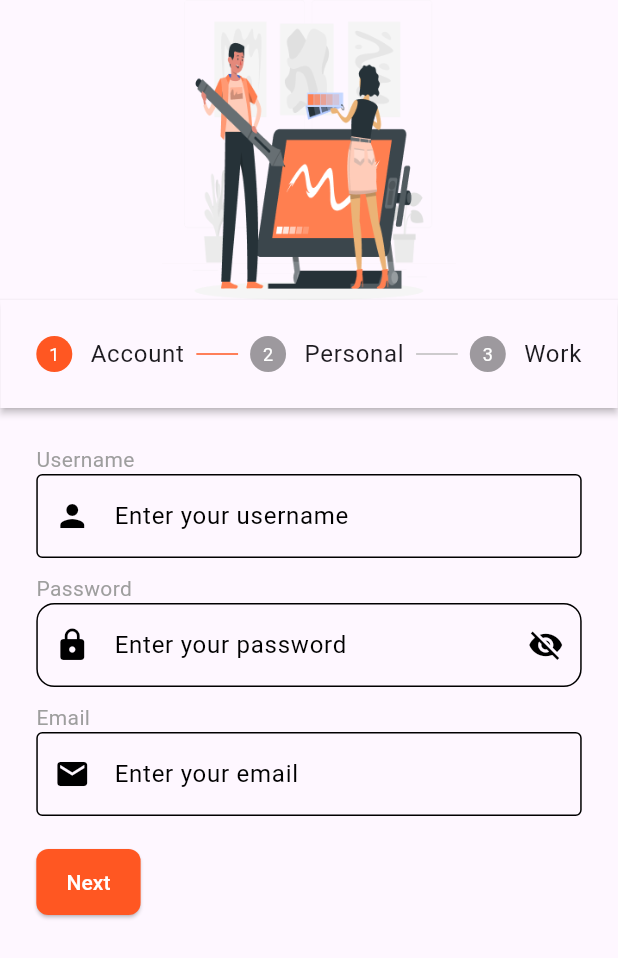
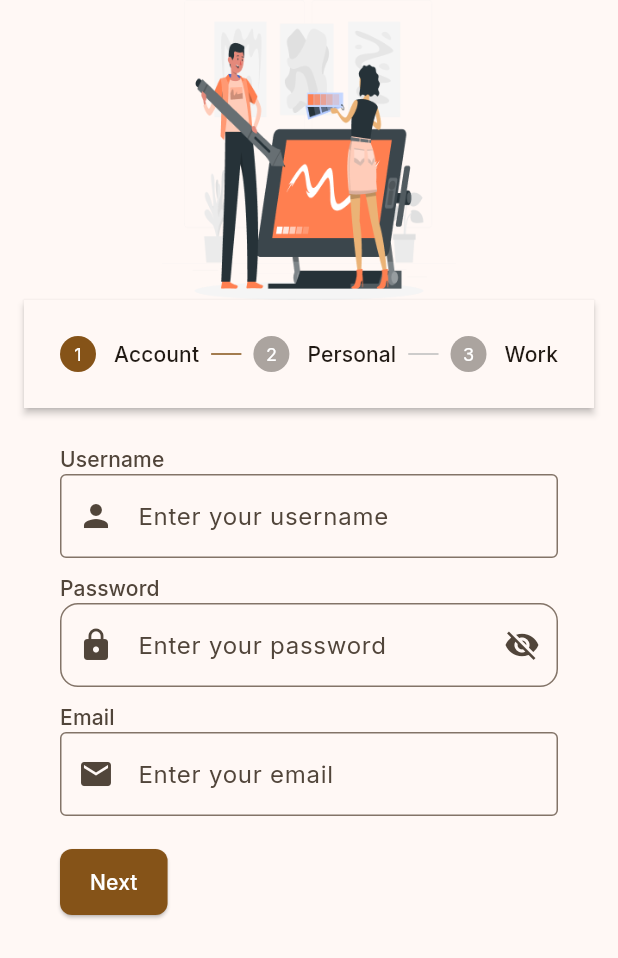
Before and after one commit to jaeckult/flutter_proj_StaffSync, a Flutter app: the SignupScreen screen opened by its route, on a phone screen of 412 x 824 dp. Shown: the top 958 px of the screen. Run offline on Flutter 3.47's test engine with Material 3 defaults, Android fonts, the phone set to English and light mode, and no system bars; our stand-ins replace another_flushbar, dio, flutter_riverpod, flutter_secure_storage, go_router, google_fonts and 3 more; missing offline and left inert: inspector; accounts and stored records are empty; network calls fail.

Commit message:
Finalized

```diff
--- a/lib/application/notifiers/attendance.notifier.dart
+++ b/lib/application/notifiers/attendance.notifier.dart
@@ -20,7 +20,7 @@ class AttendanceNotifier extends StateNotifier<states.AttendanceState> {
         throw Exception("Token is missing");
       }
 
-      final requests = await attendanceRepository.getAttendances(token);
+      final requests = await attendanceRepository.getAttendances();
       state = states.AttendanceData(requests);
     } catch (error) {
       print("Attendance error: $error");
--- a/lib/domain/repositories/attendance.repository.dart
+++ b/lib/domain/repositories/attendance.repository.dart
@@ -1,7 +1,7 @@
 import 'package:staffsync/domain/model/attendance.model.dart';
 
 abstract class AttendanceRepository {
-  Future<List<Attendance>> getAttendances(String token);
+  Future<List<Attendance>> getAttendances();
   Future<void> checkIn(AttendanceResponse attendanceResponse);
   Future<void> checkOut(AttendanceResponse attendanceResponse);
   Future<void> deleteAttendance(int id);
--- a/lib/infrastructure/storage/storage.dart
+++ b/lib/infrastructure/storage/storage.dart
@@ -23,12 +23,12 @@ class SecureStorage {
 
   Future<void> _initialize() async {
     // await write("endpoint", "192.168.21.195");
-    await write("endpoint", "192.168.100.6");
+    await write("endpoint", "localhost");
 
   }
 
   Future<void> init() async {
     // await write("endpoint", "192.168.21.195");
-    await write("endpoint", "192.168.100.6");
+    await write("endpoint", "localhost");
   }
 }
--- a/lib/main.dart
+++ b/lib/main.dart
@@ -12,6 +12,7 @@ import 'package:staffsync/presentaion/screen/notification.setting.dart';
 import './presentaion/screen/login.screen.dart';
 import './presentaion/screen/signup.screen.dart';
 import 'package:inspector/inspector.dart';
+import 'package:google_fonts/google_fonts.dart';
 
 void main() {
   runApp(const ProviderScope(child: MyApp()));
@@ -36,14 +37,6 @@ class MyApp extends StatelessWidget {
         builder: (context, state) => const SignupScreen(),
       ),
       GoRoute(
-        path: '/employee/home',
-        builder: (context, state) => const EmployeeLogic(),
-      ),
-      GoRoute(
-        path: '/manager/home',
-        builder: (context, state) => const ManagerLogic(),
-      ),
-      GoRoute(
         path: '/setting',
         builder: (context, state) => const NotificationSetting(),
       ),
@@ -59,6 +52,29 @@ class MyApp extends StatelessWidget {
         path: '/notification',
         builder: (context, state) => NotificationList(),
       ),
+      StatefulShellRoute.indexedStack(
+        builder: (context, state, navigationShell) {
+          return navigationShell;
+        },
+        branches: [
+          StatefulShellBranch(
+            routes: [
+              GoRoute(
+                path: '/employee/home',
+                builder: (context, state) => const EmployeeLogic(),
+              ),
+            ],
+          ),
+          StatefulShellBranch(
+            routes: [
+              GoRoute(
+                path: '/manager/home',
+                builder: (context, state) => const ManagerLogic(),
+              ),
+            ],
+          ),
+        ],
+      ),
     ],
     errorBuilder: (context, state) => Scaffold(
       body: Center(
@@ -69,12 +85,17 @@ class MyApp extends StatelessWidget {
 
   @override
   Widget build(BuildContext context) {
+    final colorScheme = ColorScheme.fromSeed(seedColor: Colors.orange);
+
     return MaterialApp.router(
-
       title: 'StaffSync',
       theme: ThemeData(
-        primarySwatch: Colors.orange,
+        colorScheme: colorScheme,
         useMaterial3: true,
+        textTheme: GoogleFonts.interTextTheme().apply(
+          bodyColor: colorScheme.onSurface,
+          displayColor: colorScheme.onSurface,
+        ),
       ),
       builder: (context, child) => Inspector(child: child!),
       debugShowCheckedModeBanner: false,
--- a/lib/presentaion/screen/login.screen.dart
+++ b/lib/presentaion/screen/login.screen.dart
@@ -2,7 +2,6 @@ import 'package:flutter/material.dart';
 import 'package:flutter_riverpod/flutter_riverpod.dart';
 import 'package:go_router/go_router.dart';
 import 'package:staffsync/application/providers/providers.dart';
-import 'package:staffsync/NetworkService.dart';
 
 class LoginPage extends ConsumerStatefulWidget {
   const LoginPage({super.key});
@@ -15,7 +14,6 @@ class _LoginPageState extends ConsumerState<LoginPage> {
   final TextEditingController _usernameController = TextEditingController();
   final TextEditingController _passwordController = TextEditingController();
   final GlobalKey<FormState> _formKey = GlobalKey<FormState>();
-  final NetworkService _networkService = NetworkService();
   bool _isLoading = false;
   bool passwordVisible = false;
   bool _isEnable = false;
--- a/lib/presentaion/screen/signup.screen.dart
+++ b/lib/presentaion/screen/signup.screen.dart
@@ -124,15 +124,12 @@ class _SignupScreenState extends ConsumerState<SignupScreen> {
             ),
           ),
           Padding(
-            padding: const EdgeInsets.symmetric(horizontal: 0.2),
+            padding: const EdgeInsets.symmetric(horizontal: 16),
             child: Form(
               key: _formKey,
               child: Theme(
                 data: Theme.of(context).copyWith(
-                  colorScheme: const ColorScheme.light(
-                    primary: Colors.deepOrange,
-                    secondary: Colors.deepOrange,
-                  ),
+                  colorScheme: Theme.of(context).colorScheme,
                 ),
                 child: SizedBox(height: MediaQuery.of(context).size.height * 0.9, child: Stepper(
                   margin: const EdgeInsets.all(16),
@@ -147,7 +144,7 @@ class _SignupScreenState extends ConsumerState<SignupScreen> {
                           child: ElevatedButton(
                             onPressed: details.onStepCancel,
                             style: ElevatedButton.styleFrom(
-                              backgroundColor: Colors.grey[300],
+                              backgroundColor: Theme.of(context).colorScheme.surfaceVariant,
                               shape: RoundedRectangleBorder(
                                 borderRadius: BorderRadius.circular(8),
                               ),
@@ -156,10 +153,7 @@ class _SignupScreenState extends ConsumerState<SignupScreen> {
                                 vertical: 12,
                               ),
                             ),
-                            child: const Text(
-                              'Back',
-                              style: TextStyle(color: Color.fromARGB(255, 88, 84, 84)),
-                            ),
+                            child: Text('Back', style: Theme.of(context).textTheme.labelLarge?.copyWith(color: Theme.of(context).colorScheme.onSurface)),
                           ),
                         ),
                       Container(
@@ -168,7 +162,7 @@ class _SignupScreenState extends ConsumerState<SignupScreen> {
                         child: ElevatedButton(
                           onPressed: _currentStep == 2 ? _handleSignup : details.onStepContinue,
                           style: ElevatedButton.styleFrom(
-                            backgroundColor: Colors.deepOrange,
+                            backgroundColor: Theme.of(context).colorScheme.primary,
                             shape: RoundedRectangleBorder(
                               borderRadius: BorderRadius.circular(8),
                             ),
@@ -180,7 +174,7 @@ class _SignupScreenState extends ConsumerState<SignupScreen> {
                           child: Text(
 
                             _currentStep == 2 ? 'Sign Up' : 'Next',
-                            style: const TextStyle(color: Colors.white),
+                            style: Theme.of(context).textTheme.labelLarge?.copyWith(color: Theme.of(context).colorScheme.onPrimary),
                           ),
                         ),
                       ),
@@ -203,26 +197,22 @@ class _SignupScreenState extends ConsumerState<SignupScreen> {
                   },
                   steps: [
                     Step(
-                      title: const Text('Account'),
+                      title: Text('Account', style: Theme.of(context).textTheme.labelLarge),
                       content: Column(
                         children: [
-                          const Align(
+                          Align(
                             alignment: Alignment.centerLeft,
-                            child: Text(
-                              'Username',
-                              style: TextStyle(fontSize: 14, color: Colors.grey),
-                            ),
+                            child: Text('Username', style: Theme.of(context).textTheme.labelLarge?.copyWith(color: Theme.of(context).colorScheme.onSurfaceVariant)),
                           ),
                           TextFormField(
                             controller: _usernameController,
-                            decoration: const InputDecoration(
-                              border: OutlineInputBorder(),
+                            decoration: InputDecoration(
+                              border: const OutlineInputBorder(),
                               hintText: 'Enter your username',
-                              prefixIcon: Icon(Icons.person),
+                              prefixIcon: const Icon(Icons.person),
                               focusedBorder: OutlineInputBorder(
-                                borderSide: BorderSide(color: Colors.deepOrange),
+                                borderSide: BorderSide(color: Theme.of(context).colorScheme.primary),
                               ),
-                              focusColor: Colors.deepOrange,
                             ),
                             validator:
                                 (value) =>
@@ -231,12 +221,9 @@ class _SignupScreenState extends ConsumerState<SignupScreen> {
                                         : null,
                           ),
                           const SizedBox(height: 10),
-                          const Align(
+                          Align(
                             alignment: Alignment.centerLeft,
-                            child: Text(
-                              'Password',
-                              style: TextStyle(fontSize: 14, color: Colors.grey),
-                            ),
+                            child: Text('Password', style: Theme.of(context).textTheme.labelLarge?.copyWith(color: Theme.of(context).colorScheme.onSurfaceVariant)),
                           ),
                           TextFormField(
                           controller: _passwordController,
@@ -247,8 +234,8 @@ class _SignupScreenState extends ConsumerState<SignupScreen> {
                     decoration: InputDecoration(
                     hintText: 'Enter your password',
                     prefixIcon: const Icon(Icons.lock),
-                    focusedBorder: const OutlineInputBorder(
-                                borderSide: BorderSide(color: Colors.deepOrange),
+                    focusedBorder: OutlineInputBorder(
+                                borderSide: BorderSide(color: Theme.of(context).colorScheme.primary),
                               ),
                     border: OutlineInputBorder(borderRadius: BorderRadius.circular(12)),
                     suffixIcon: IconButton(
@@ -264,23 +251,19 @@ class _SignupScreenState extends ConsumerState<SignupScreen> {
                 ),
 
                           const SizedBox(height: 10),
-                          const Align(
+                          Align(
                             alignment: Alignment.centerLeft,
-                            child: Text(
-                              'Email',
-                              style: TextStyle(fontSize: 14, color: Colors.grey),
-                            ),
+                            child: Text('Email', style: Theme.of(context).textTheme.labelLarge?.copyWith(color: Theme.of(context).colorScheme.onSurfaceVariant)),
                           ),
                           TextFormField(
                             controller: _emailController,
-                            decoration: const InputDecoration(
-                              border: OutlineInputBorder(),
+                            decoration: InputDecoration(
+                              border: const OutlineInputBorder(),
                               hintText: 'Enter your email',
-                              prefixIcon: Icon(Icons.email),
+                              prefixIcon: const Icon(Icons.email),
                               focusedBorder: OutlineInputBorder(
-                                borderSide: BorderSide(color: Colors.deepOrange),
+                                borderSide: BorderSide(color: Theme.of(context).colorScheme.primary),
                               ),
-                              focusColor: Colors.deepOrange,
                             ),
                             validator: _validateEmail,
                           ),
@@ -289,26 +272,22 @@ class _SignupScreenState extends ConsumerState<SignupScreen> {
                       isActive: _currentStep >= 0,
                     ),
                     Step(
-                      title: const Text('Personal'),
+                      title: Text('Personal', style: Theme.of(context).textTheme.labelLarge),
                       content: Column(
                         children: [
-                          const Align(
+                          Align(
                             alignment: Alignment.centerLeft,
-                            child: Text(
-                              'Full Name',
-                              style: TextStyle(fontSize: 14, color: Colors.grey),
-                            ),
+                            child: Text('Full Name', style: Theme.of(context).textTheme.labelLarge?.copyWith(color: Theme.of(context).colorScheme.onSurfaceVariant)),
                           ),
                            TextFormField(
                             controller: _fullnameController,
-                            decoration: const InputDecoration(
-                              border: OutlineInputBorder(),
+                            decoration: InputDecoration(
+                              border: const OutlineInputBorder(),
                               hintText: 'Enter your full name',
-                              prefixIcon: Icon(Icons.person_outline),
+                              prefixIcon: const Icon(Icons.person_outline),
                               focusedBorder: OutlineInputBorder(
-                                borderSide: BorderSide(color: Colors.deepOrange),
+                                borderSide: BorderSide(color: Theme.of(context).colorScheme.primary),
                               ),
-                              focusColor: Colors.deepOrange,
                             ),
                             validator:
                                 (value) =>
@@ -317,22 +296,18 @@ class _SignupScreenState extends ConsumerState<SignupScreen> {
                                         : null,
                           ),
                           const SizedBox(height: 10),
-                          const Align(
+                          Align(
                             alignment: Alignment.centerLeft,
-                            child: Text(
-                              'Gender',
-                              style: TextStyle(fontSize: 14, color: Colors.grey),
-                            ),
+                            child: Text('Gender', style: Theme.of(context).textTheme.labelLarge?.copyWith(color: Theme.of(context).colorScheme.onSurfaceVariant)),
                           ),
                           DropdownButtonFormField<Gender>(
                             value: _selectedGender,
-                            decoration: const InputDecoration(
-                              border:  OutlineInputBorder(),
-                              prefixIcon:  Icon(Icons.male_rounded),
+                            decoration: InputDecoration(
+                              border:  const OutlineInputBorder(),
+                              prefixIcon:  const Icon(Icons.male_rounded),
                               focusedBorder: OutlineInputBorder(
-                                borderSide: BorderSide(color: Colors.deepOrange),
+                                borderSide: BorderSide(color: Theme.of(context).colorScheme.primary),
                               ),
-                              focusColor: Colors.deepOrange,
                             ),
                             items:
                                 Gender.values.map((role) {
@@ -353,25 +328,21 @@ class _SignupScreenState extends ConsumerState<SignupScreen> {
                                     value == null ? 'Please select a Gender' : null,
                           ),
                           const SizedBox(height: 10),
-                          const Align(
+                          Align(
                             alignment: Alignment.centerLeft,
-                            child: Text(
-                              'Date of Birth',
-                              style: TextStyle(fontSize: 14, color: Colors.grey),
-                            ),
+                            child: Text('Date of Birth', style: Theme.of(context).textTheme.labelLarge?.copyWith(color: Theme.of(context).colorScheme.onSurfaceVariant)),
                           ),
                           InkWell(
                             onTap: () => _selectDate(context),
                             child: InputDecorator(
-                              decoration: const InputDecoration(
-                                border:  OutlineInputBorder(),
-                                prefixIcon: Icon(Icons.calendar_today),
+                              decoration: InputDecoration(
+                                border:  const OutlineInputBorder(),
+                                prefixIcon: const Icon(Icons.calendar_today),
                                 focusedBorder: OutlineInputBorder(
                                   borderSide: BorderSide(
-                                    color: Colors.deepOrange,
+                                    color: Theme.of(context).colorScheme.primary,
                                   ),
                                 ),
-                                focusColor: Colors.deepOrange,
                               ),
                               child: Text(
                                 _dateOfBirth == null
@@ -387,26 +358,22 @@ class _SignupScreenState extends ConsumerState<SignupScreen> {
                       isActive: _currentStep >= 1,
                     ),
                     Step(
-                      title: const Text('Work'),
+                      title: Text('Work', style: Theme.of(context).textTheme.labelLarge),
                       content: Column(
                         children: [
-                          const Align(
+                          Align(
                             alignment: Alignment.centerLeft,
-                            child: Text(
-                              'Employment Type',
-                              style: TextStyle(fontSize: 14, color: Colors.grey),
-                            ),
+                            child: Text('Employment Type', style: Theme.of(context).textTheme.labelLarge?.copyWith(color: Theme.of(context).colorScheme.onSurfaceVariant)),
                           ),
 
                             DropdownButtonFormField<EmploymentType>(
                             value: _selectedEmploymentType,
-                            decoration: const InputDecoration(
-                              border:  OutlineInputBorder(),
-                              prefixIcon:  Icon(Icons.work),
+                            decoration: InputDecoration(
+                              border:  const OutlineInputBorder(),
+                              prefixIcon:  const Icon(Icons.work),
                               focusedBorder: OutlineInputBorder(
-                                borderSide: BorderSide(color: Colors.deepOrange),
+                                borderSide: BorderSide(color: Theme.of(context).colorScheme.primary),
                               ),
-                              focusColor: Colors.deepOrange,
                             ),
                             items:
                                 EmploymentType.values.map((role) {
@@ -427,23 +394,19 @@ class _SignupScreenState extends ConsumerState<SignupScreen> {
                                     value == null ? 'Please select an Employment Type' : null,
                           ),
                           const SizedBox(height: 10),
-                          const Align(
+                          Align(
                             alignment: Alignment.centerLeft,
-                            child: Text(
-                              'Designation',
-                              style: TextStyle(fontSize: 14, color: Colors.grey),
-                            ),
+                            child: Text('Designation', style: Theme.of(context).textTheme.labelLarge?.copyWith(color: Theme.of(context).colorScheme.onSurfaceVariant)),
                           ),
                           TextFormField(
                             controller: _designationController,
-                            decoration: const InputDecoration(
-                              border:  OutlineInputBorder(),
+                            decoration: InputDecoration(
+                              border:  const OutlineInputBorder(),
                               hintText: 'Enter your designation',
-                              prefixIcon: Icon(Icons.badge),
+                              prefixIcon: const Icon(Icons.badge),
                               focusedBorder: OutlineInputBorder(
-                                borderSide: BorderSide(color: Colors.deepOrange),
+                                borderSide: BorderSide(color: Theme.of(context).colorScheme.primary),
                               ),
-                              focusColor: Colors.deepOrange,
                             ),
                             validator:
                                 (value) =>
@@ -452,22 +415,18 @@ class _SignupScreenState extends ConsumerState<SignupScreen> {
                                         : null,
                           ),
                           const SizedBox(height: 10),
-                          const Align(
+                          Align(
                             alignment: Alignment.centerLeft,
-                            child: Text(
-                              'Role',
-                              style: TextStyle(fontSize: 14, color: Colors.grey),
-                            ),
+                            child: Text('Role', style: Theme.of(context).textTheme.labelLarge?.copyWith(color: Theme.of(context).colorScheme.onSurfaceVariant)),
                           ),
                           DropdownButtonFormField<UserRole>(
                             value: _selectedRole,
-                            decoration: const InputDecoration(
-                              border:  OutlineInputBorder(),
-                              prefixIcon:  Icon(Icons.admin_panel_settings),
+                            decoration: InputDecoration(
+                              border:  const OutlineInputBorder(),
+                              prefixIcon:  const Icon(Icons.admin_panel_settings),
                               focusedBorder: OutlineInputBorder(
-                                borderSide: BorderSide(color: Colors.deepOrange),
+                                borderSide: BorderSide(color: Theme.of(context).colorScheme.primary),
                               ),
-                              focusColor: Colors.deepOrange,
                             ),
                             items:
                                 UserRole.values.map((role) {
@@ -501,13 +460,10 @@ class _SignupScreenState extends ConsumerState<SignupScreen> {
             child: Row(
               mainAxisAlignment: MainAxisAlignment.center,
               children: [
-                const Text("Already have an account?"),
+                Text("Already have an account?", style: Theme.of(context).textTheme.bodyMedium),
                 TextButton(
                   onPressed: () => context.go('/login'),
-                  child: const Text(
-                    'Login',
-                    style: TextStyle(color: Colors.deepOrange),
-                  ),
+                  child: Text('Login', style: Theme.of(context).textTheme.labelLarge?.copyWith(color: Theme.of(context).colorScheme.primary)),
                 ),
               ],
             ),
--- a/pubspec.yaml
+++ b/pubspec.yaml
@@ -48,6 +48,8 @@ dependencies:
   json_annotation: ^4.8.1
   image_picker: ^1.0.0
   another_flushbar: ^1.10.30
+  google_fonts: ^6.2.1
+  shimmer: ^3.0.0
 
 dev_dependencies:
   flutter_test:
@@ -67,7 +69,6 @@ dev_dependencies:
   mockito: ^5.4.4
   build_runner: ^2.4.9
   im_stepper: ^1.0.1+1
-  google_fonts: ^6.2.1
   freezed: ^3.0.6
   json_serializable: ^6.7.1
 
```
Also changed, not shown: lib/NetworkService.dart (+32 -44 lines), lib/infrastructure/repository/attendance.repositoryImpl.dart (+30 -3 lines), lib/infrastructure/repository/leaveDashboard.repositoryImpl.dart (+14 -1 lines), lib/infrastructure/repository/leaveRequest.repositoryImpl.dart (+20 -1 lines), lib/presentaion/screen/employee.home.dart (+25 -4 lines), lib/presentaion/widgets/shimmer_skeletons.dart (added, +129 -0 lines), pubspec.lock, 2 other files.
